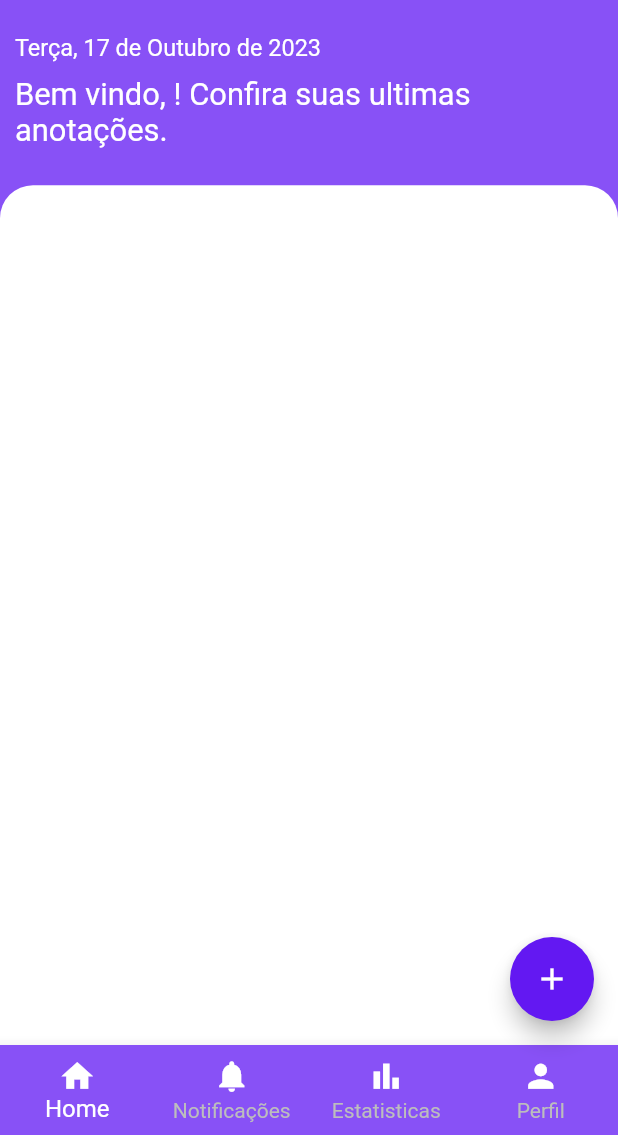
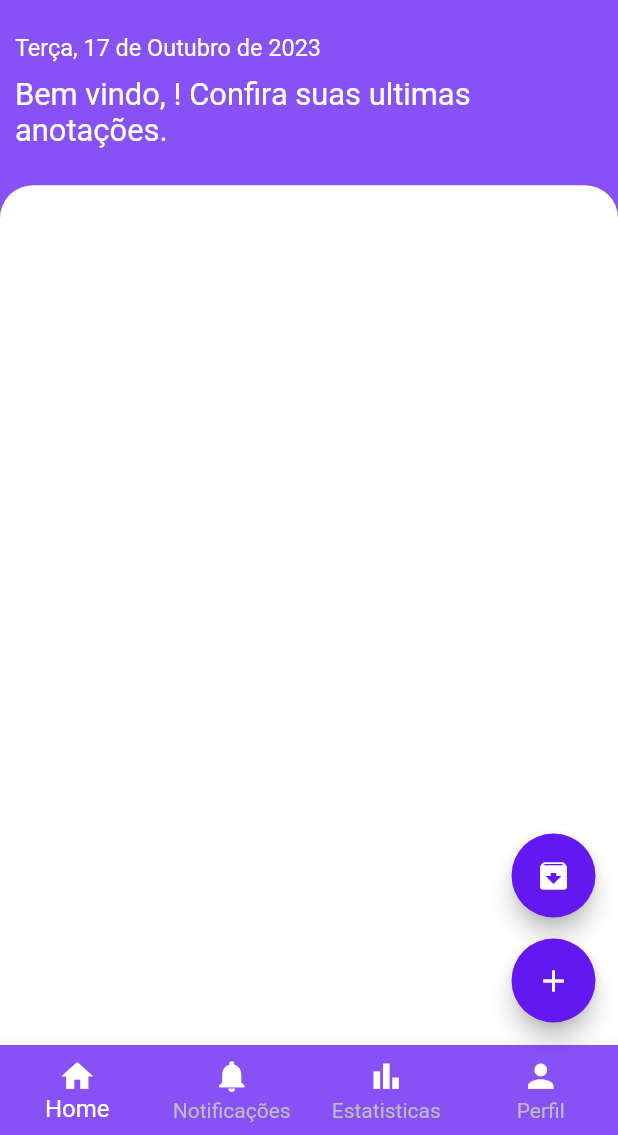
Before and after one commit to YuriAres/ProjectDiabetes, a Flutter app: the Homepage screen opened directly with empty values, on a phone screen of 412 x 824 dp, the part 101-1236 px from its top. Run offline on Flutter 3.47's test engine with Material 2 defaults, Android fonts, the light colour scheme and no system bars; our stand-ins replace cloud_firestore, firebase_auth, firebase_core, fl_chart, google_fonts; accounts and stored records are empty; Roboto replaces fonts that are missing (Ubuntu).

Commit message:
Night Update

```diff
--- a/lib/add_alarm_page.dart
+++ b/lib/add_alarm_page.dart
@@ -80,7 +80,7 @@ class _AddAlarmPageState extends State<AddAlarmPage> {
                     ),
                     child: Column(
                       children: [
-                        Row(),
+                        const Row(),
                         SizedBox(
                             height: MediaQuery.sizeOf(context).height * 0.035),
                         Text(widget.status ? "Novo Alarme" : "Editar alarme",
--- a/lib/homepage.dart
+++ b/lib/homepage.dart
@@ -34,7 +34,6 @@ class _HomepageState extends State<Homepage> {
           List.from(data.docs.map((doc) => Anotacao.fromMap(doc.data())));
       anotacoes = anotacoes.reversed.toList();
     });
-    print(anotacoes.length);
   }
 
   @override
@@ -46,7 +45,23 @@ class _HomepageState extends State<Homepage> {
   @override
   Widget build(BuildContext context) {
     return Scaffold(
-      floatingActionButton: FloatingActionButton(
+      floatingActionButtonLocation: FloatingActionButtonLocation.centerDocked,
+      floatingActionButton: Stack(
+        children: [
+          Positioned(
+            bottom: 145, // Ajuste a posição vertical conforme necessário
+            right: 15, // Ajuste a posição horizontal conforme necessário
+            child: FloatingActionButton(
+              onPressed: () {},
+              backgroundColor: const Color(0xff6318F2),
+              child: const Icon(Icons.archive),
+            ),
+          ),
+          Positioned(
+              bottom: 75, // Ajuste a posição vertical conforme necessário
+              right: 15, // Ajuste a posição horizontal conforme necessário
+              child: FloatingActionButton(
+                heroTag: null,
                 onPressed: () {
                   Navigator.push(context, MaterialPageRoute(builder: (context) {
                     return AddPage(usuario: widget.usuario);
@@ -54,6 +69,8 @@ class _HomepageState extends State<Homepage> {
                 },
                 backgroundColor: const Color(0xff6318F2),
                 child: const Icon(Icons.add),
+              )),
+        ],
       ),
       bottomNavigationBar: BottomNavigationBar(
           type: BottomNavigationBarType.fixed,
--- a/lib/widgets.dart
+++ b/lib/widgets.dart
@@ -263,7 +263,6 @@ class CustomWidgets {
     DateTime realdate = DateTime.parse(data);
     String minutos = realdate.minute.toString();
     String horas = realdate.hour.toString();
-    print(minutos);
     if (horas.length == 1) {
       horas = '0$horas';
     }
```
Also changed, not shown: lib/graph_page.dart (+60 -47 lines), 3 other files. Lines whose indentation alone changed are shown as unchanged.
